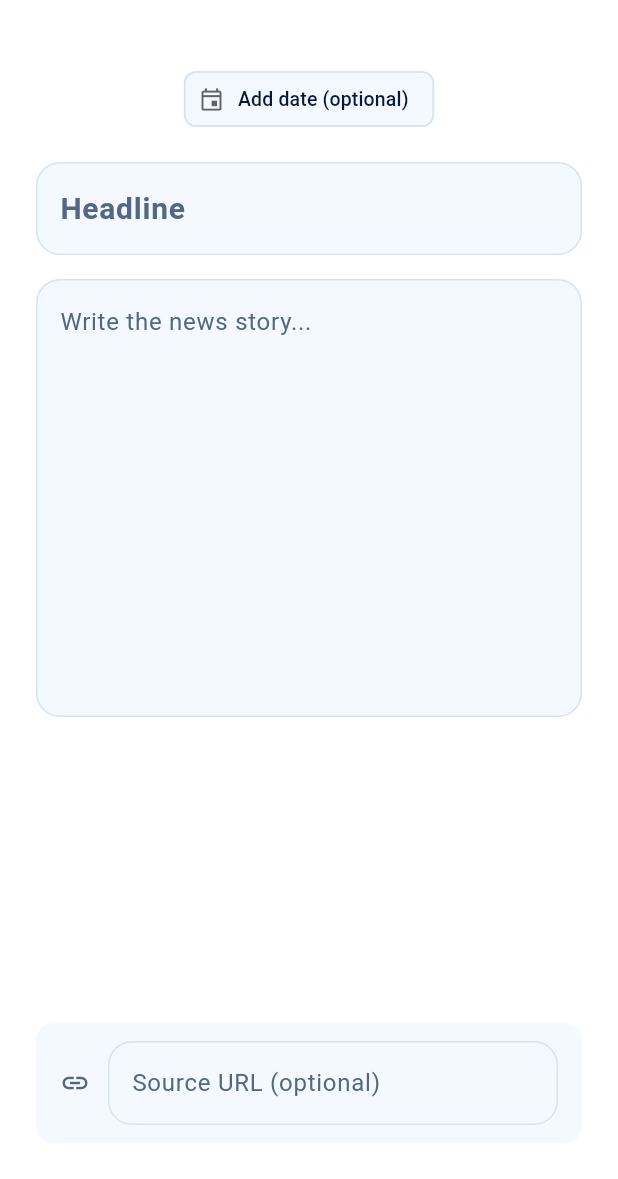
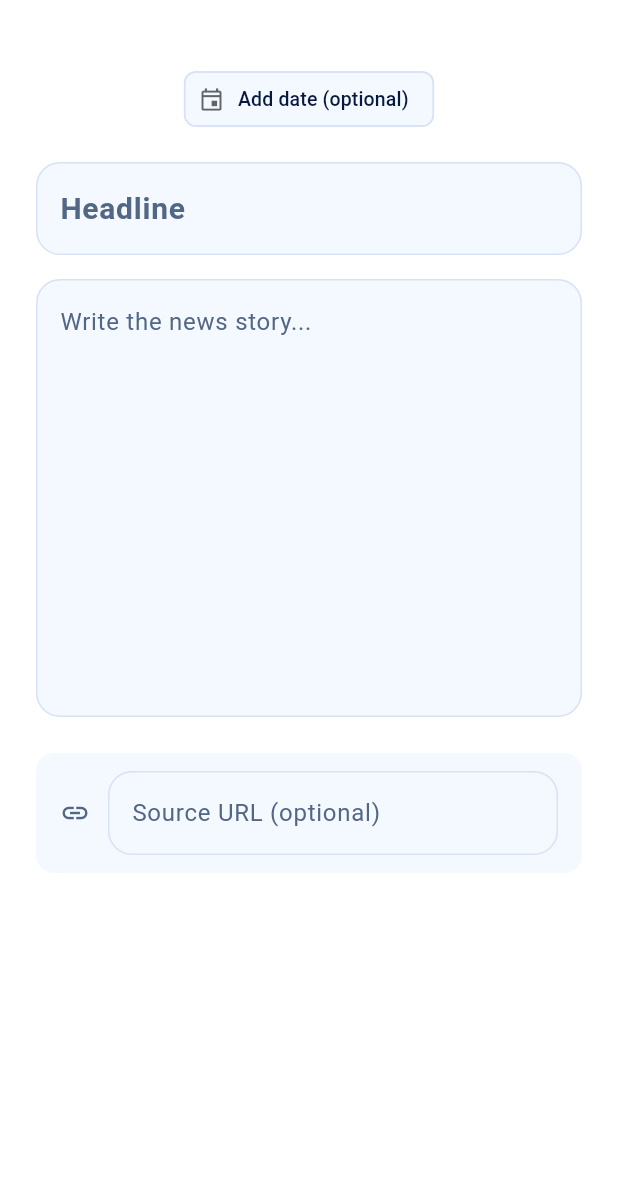
Before and after one commit to NO-Group/BookNest, a Flutter app: the CreateNewsScreen screen opened by its route, on a phone screen of 412 x 824 dp, the part 57-1236 px from its top. Run offline on Flutter 3.47's test engine with Material 3 defaults, Android fonts, the phone set to English and light mode, and no system bars; our stand-ins replace cached_network_image, flutter_cache_manager, flutter_markdown, flutter_svg, go_router, image_picker and 3 more; accounts and stored records are empty.

Commit message:
Fix edge-function fallback crash (err→fail), composer overflow, broken jni pin
- db.write called err(...) but the helper is fail(...) — a ReferenceError
  ('err is not defined') that 500'd every resilient write that fell back
  to the edge function (club create, book publish, quote post). All six
  sites corrected; FunctionException surfaces as friendly guidance now.
- Quote/news/poll composer bodies were bare Columns in a Padding — they
  overflowed on short screens/keyboards. Bodies are now
  SingleChildScrollView; news' vertical Spacer became a fixed gap
  (flex along the scroll axis is illegal unbounded).
- jni 1.0.1 is retracted and its Android Gradle script crashes APK
  builds ('Could not find method kotlin()'). dependency_overrides pins
  jni ^1.0.3.

Static audit: 0 violations; edge function compiles.

Co-authored-by: arena-agent <297053741+arena-agent@users.noreply.github.com>

```diff
--- a/lib/presentation/screens/feed/create_news_screen.dart
+++ b/lib/presentation/screens/feed/create_news_screen.dart
@@ -125,7 +125,7 @@ class _CreateNewsScreenState extends State<CreateNewsScreen> {
           ),
         ],
       ),
-      body: Padding(
+      body: SingleChildScrollView(
         padding: const EdgeInsets.all(24),
         child: Column(
           crossAxisAlignment: CrossAxisAlignment.start,
@@ -152,7 +152,7 @@ class _CreateNewsScreenState extends State<CreateNewsScreen> {
                 border: InputBorder.none,
               ),
             ),
-            const Spacer(),
+            const SizedBox(height: 24),
             Container(
               padding: const EdgeInsets.symmetric(horizontal: 16, vertical: 12),
               decoration: BoxDecoration(
--- a/lib/presentation/screens/feed/create_poll_screen.dart
+++ b/lib/presentation/screens/feed/create_poll_screen.dart
@@ -147,7 +147,7 @@ class _CreatePollScreenState extends State<CreatePollScreen> {
           ),
         ],
       ),
-      body: Padding(
+      body: SingleChildScrollView(
         padding: const EdgeInsets.all(24),
         child: Column(
           crossAxisAlignment: CrossAxisAlignment.start,
--- a/lib/presentation/screens/feed/create_quote_screen.dart
+++ b/lib/presentation/screens/feed/create_quote_screen.dart
@@ -123,7 +123,7 @@ class _CreateQuoteScreenState extends State<CreateQuoteScreen> {
           ),
         ],
       ),
-      body: Padding(
+      body: SingleChildScrollView(
         padding: const EdgeInsets.all(24),
         child: Column(
           crossAxisAlignment: CrossAxisAlignment.start,
--- a/lib/services/supabase_service.dart
+++ b/lib/services/supabase_service.dart
@@ -48,6 +48,12 @@ class SupabaseService {
     }
     if (raw.contains('foreign key')) {
       return 'Your profile row is missing — restart the app once to repair it.';
+    }
+    if (raw.contains('not defined') ||
+        raw.contains('Internal Server Error') ||
+        raw.contains('FunctionException')) {
+      return 'The BookNest service hit a snag — deploy the latest edge '
+          'function (Dashboard → Edge Functions → booknest-api) and retry.';
     }
     return raw.replaceFirst(RegExp(r'^.*?\{\s*"'), 'Something went wrong: ');
   }
--- a/pubspec.yaml
+++ b/pubspec.yaml
@@ -22,6 +22,11 @@ dependencies:
   flutter_cache_manager: ^3.3.0
   shared_preferences: ^2.2.0
 
+dependency_overrides:
+  # jni 1.0.1 is retracted and its Android Gradle file is broken
+  # ("Could not find method kotlin()"); 1.0.3 fixes the build.
+  jni: ^1.0.3
+
 dev_dependencies:
   flutter_test:
     sdk: flutter
```
Also changed, not shown: 1 other file.
